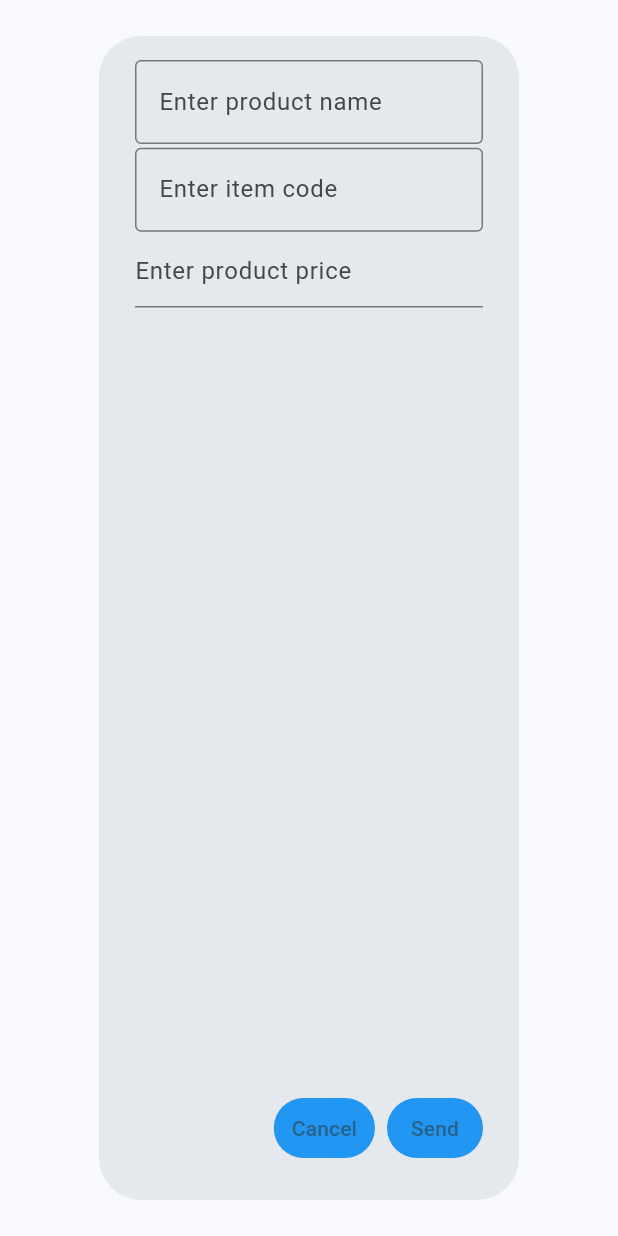
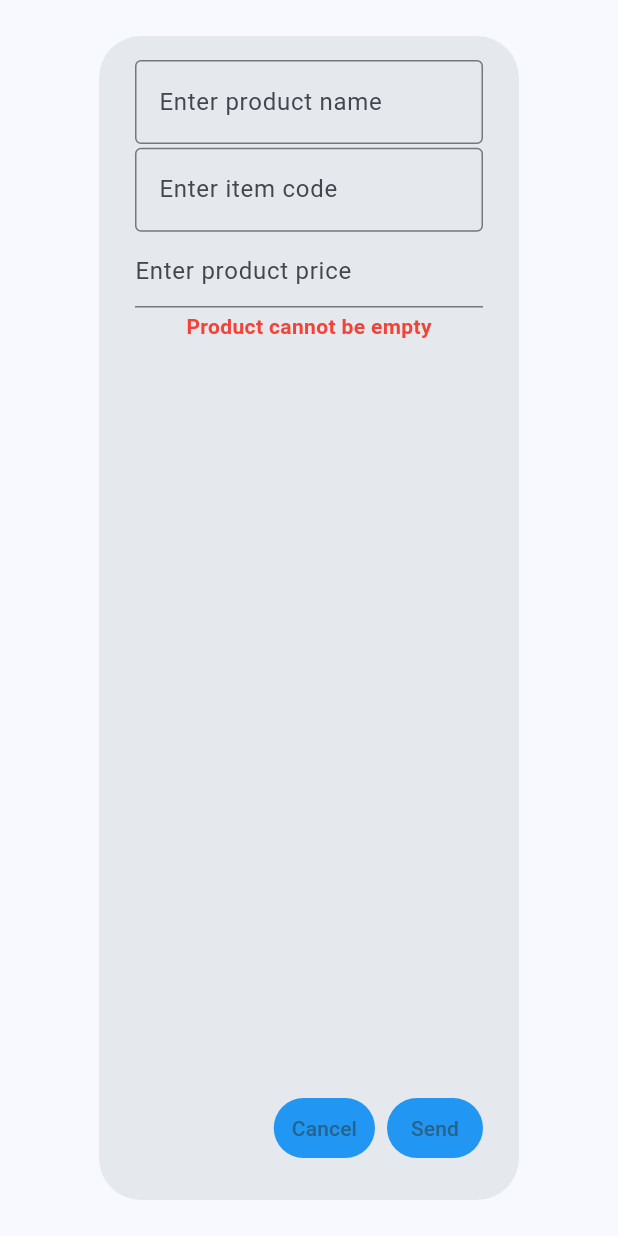
Before and after one commit to rraharjo/store_front, a Flutter app: the AddInventoryPopup widget shown alone on an empty page, opened directly, after a tap on "Send", on a phone screen of 412 x 824 dp. Run offline on Flutter 3.47's test engine with Material 3 defaults, Android fonts, the phone set to English and light mode, and no system bars.

Commit message:
fixed input validation - add new inventory

```diff
--- a/lib/pages/home_page.dart
+++ b/lib/pages/home_page.dart
@@ -3,7 +3,6 @@ import 'error_page.dart';
 import 'inventory_pages/inventory_page.dart';
 import 'assets_pages/assets_page.dart';
 import 'server_socket.dart';
-import 'dart:io';
 
 class HomePage extends StatefulWidget {
   const HomePage({super.key});
--- a/lib/pages/inventory_pages/inventory_buttons.dart
+++ b/lib/pages/inventory_pages/inventory_buttons.dart
@@ -1,5 +1,4 @@
 import 'package:flutter/material.dart';
-import '../pages_structure/pop_up_dialog.dart';
 import '../pages_structure/button_structure.dart';
 import 'inventory_pop_up.dart';
 
--- a/lib/pages/inventory_pages/inventory_page.dart
+++ b/lib/pages/inventory_pages/inventory_page.dart
@@ -1,7 +1,6 @@
 import 'package:store_front/pages/inventory_pages/inventory_buttons.dart';
 
 import '../pages_structure/page_structure.dart';
-import '../pages_structure/button_structure.dart';
 
 class InventoryGrid extends MainGrid {
   InventoryGrid({super.key});
@@ -9,8 +8,5 @@ class InventoryGrid extends MainGrid {
   @override
   void addButtons() {
     buttons.add(AddInventoryButton());
-    buttons.add(AddInventoryButton());
-    buttons.add(AddInventoryButton());
-    buttons.add(AddInventoryButton());
   }
 }
--- a/lib/pages/inventory_pages/inventory_pop_up.dart
+++ b/lib/pages/inventory_pages/inventory_pop_up.dart
@@ -1,7 +1,6 @@
 import 'dart:convert';
 
 import 'package:flutter/material.dart';
-import 'package:flutter/services.dart';
 import '../pages_structure/pop_up_dialog.dart';
 import '../server_socket.dart';
 
@@ -16,6 +15,30 @@ class _AddInventoryPopupState extends State<AddInventoryPopup> {
   final TextEditingController _productNameController = TextEditingController();
   final TextEditingController _itemCodeController = TextEditingController();
   final TextEditingController _priceController = TextEditingController();
+  String _errorMsg = "";
+  bool _visibleError = false;
+
+  bool validate() {
+    if (_productNameController.value.text.isEmpty) {
+      _errorMsg = "Product cannot be empty";
+      return false;
+    }
+    if (_priceController.value.text.isEmpty) {
+      _errorMsg = "Price cannot be empty";
+      return false;
+    }
+    try {
+      double res = double.parse(_priceController.value.text);
+      if (res < 0.0) {
+        _errorMsg = "Price cannot be lower than 0";
+        return false;
+      }
+    } catch (_) {
+      _errorMsg = "Price is invalid";
+      return false;
+    }
+    return true;
+  }
 
   @override
   Widget build(BuildContext context) {
@@ -42,7 +65,19 @@ class _AddInventoryPopupState extends State<AddInventoryPopup> {
             decoration: InputDecoration(
               hintText: 'Enter product price',
             ),
-            keyboardType: TextInputType.numberWithOptions(decimal: true),
+          ),
+          Visibility(
+            maintainSize: true,
+            maintainAnimation: true,
+            maintainState: true,
+            visible: _visibleError,
+            child: Text(
+              _errorMsg,
+              style: TextStyle(
+                color: Colors.red,
+                fontWeight: FontWeight.bold,
+              ),
+            ),
           ),
         ],
       ),
@@ -56,6 +91,18 @@ class _AddInventoryPopupState extends State<AddInventoryPopup> {
         //TODO: Handle response from server using socket
         TextButton(
           onPressed: () async {
+            bool isValid = validate();
+            if (isValid) {
+              setState(() {
+                _visibleError = false;
+              });
+            } else {
+              setState(() {
+                _errorMsg = _errorMsg;
+                _visibleError = true;
+              });
+              return;
+            }
             Map<String, dynamic> request = {
               "main_command": widget.commandNumber,
               "product_name": _productNameController.value.text,
--- a/lib/pages/pages_structure/pop_up_dialog.dart
+++ b/lib/pages/pages_structure/pop_up_dialog.dart
@@ -8,7 +8,7 @@ abstract class BasePopup extends StatefulWidget {
   String constructCommand(List<String> arguments){
     String toRet = '$commandNumber ';
     for (String element in arguments) {
-      toRet += '\"$element\" ';
+      toRet += '"$element" ';
     }
     toRet += commandDelimiter;
     return toRet;
--- a/lib/pages/server_socket.dart
+++ b/lib/pages/server_socket.dart
@@ -1,6 +1,5 @@
 import 'dart:async';
 import 'dart:io';
-import 'dart:typed_data';
 
 class ServerSocket {
   static ServerSocket? _instance;
```
Also changed, not shown: 1 other file.
